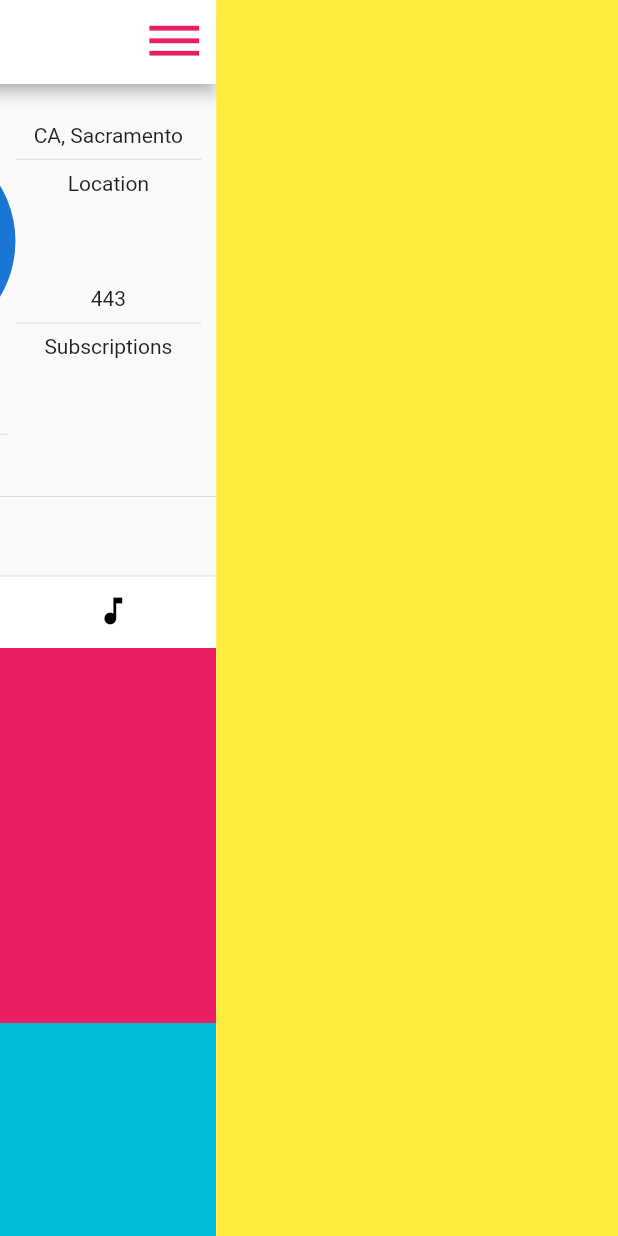
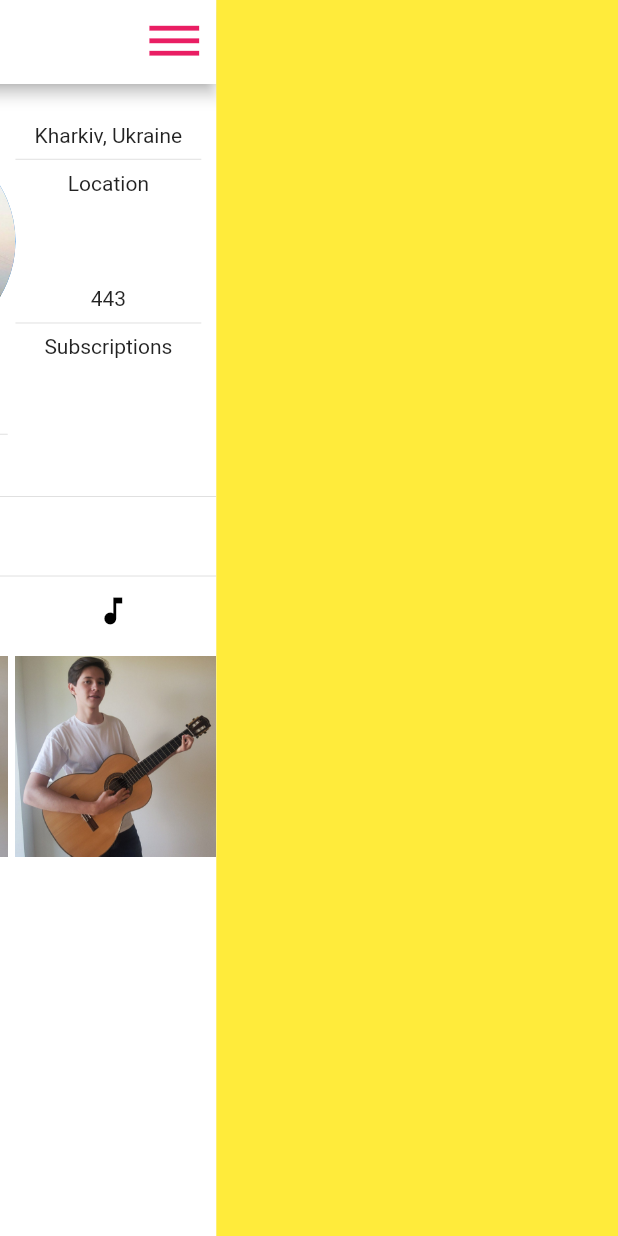
Before and after one commit to Anti-Alpha/JamLab, a Flutter app: the UserPage screen opened directly with empty values, after a tap on the "dehaze" icon, on a phone screen of 412 x 824 dp. Run offline on Flutter 3.47's test engine with Material 2 defaults, Android fonts, the phone set to English and light mode, and no system bars; our stand-ins replace auto_size_text, firebase_auth, flutter_screenutil, google_sign_in, simple_animations; missing offline and left inert: flutter_auth_buttons; accounts and stored records are empty.

Commit message:
SideMenu fixes, UserPage basic TabBarView realization

```diff
--- a/group/lib/Screens/UserPage.dart
+++ b/group/lib/Screens/UserPage.dart
@@ -7,6 +7,152 @@ import 'dart:core';
 import 'package:group/Screens/SideMenu.dart';
 import 'package:group/Widgets/ConnectablePageScrollPhysics.dart';
 import 'package:group/Widgets/SideMenuConnector.dart';
+
+class UserPage extends StatelessWidget {
+  final String _userNickName;
+  final String _userName;
+  final String _userDescription;
+
+  final _appBarColor = Colors.pink[500];
+
+  UserPage(this._userNickName, this._userName, this._userDescription);
+
+  @override
+  Widget build(BuildContext context) {
+    return Material(
+      child: SideMenu(
+        child: Scaffold(
+          appBar: AppBar(
+            automaticallyImplyLeading:
+                false, //Now back button does not shown when drawer appear
+            backgroundColor: Colors.white,
+            //Removing shadows by placing on 0.0 Z coordinate
+            //elevation: 0.0,
+            title: new AutoSizeText(
+              _userNickName,
+              minFontSize: 28,
+              style: TextStyle(
+                color: _appBarColor,
+              ),
+            ),
+
+            actions: <Widget>[
+              Builder(
+                builder: (context) => new IconButton(
+                  iconSize: 40,
+                  icon: new Icon(Icons.dehaze, color: _appBarColor),
+                  onPressed: () {
+                    SideMenu.of(context).open();
+                  },
+                ),
+              ),
+            ],
+          ),
+          body: Container(
+            color: Colors.white,
+            child: DefaultTabController(
+              length: 3,
+              child: NestedScrollView(
+                headerSliverBuilder: (context, innerBoxIsScrolled) {
+                  return [
+                    SliverList(
+                      delegate: SliverChildListDelegate(
+                        [
+                          AspectRatio(
+                            aspectRatio: 1.6,
+                            child: CircleInfo(),
+                          ),
+                          SizedBox(height: 17.5),
+                          Divider(
+                            height: 0,
+                          ),
+                          UserDescription(_userDescription),
+                          Divider(
+                            height: 0,
+                          ),
+                        ],
+                      ),
+                    ),
+                    SliverOverlapAbsorber(
+                      handle: NestedScrollView.sliverOverlapAbsorberHandleFor(
+                          context),
+                      sliver: SliverAppBar(
+                        forceElevated: innerBoxIsScrolled,
+                        pinned: true,
+                        backgroundColor: Colors.white,
+                        bottom: PreferredSize(
+                          preferredSize: Size.fromHeight(-8.0),
+                          child: TabBar(
+                            tabs: [
+                              Tab(
+                                icon: Icon(
+                                  Icons.photo,
+                                  color: Colors.black,
+                                ),
+                              ),
+                              Tab(
+                                icon: Icon(
+                                  Icons.videocam,
+                                  color: Colors.black,
+                                ),
+                              ),
+                              Tab(
+                                icon: Icon(
+                                  Icons.music_note,
+                                  color: Colors.black,
+                                ),
+                              ),
+                            ],
+                          ),
+                        ),
+                      ),
+                    ),
+                  ];
+                },
+                body: Builder(builder: (BuildContext context) {
+                  return SideMenuConnector(
+                    child: TabBarView(
+                      physics: ConnectableScrollPhysics(SideMenu.of(context)),
+                      children: [
+                        CustomScrollView(
+                          slivers: <Widget>[
+                            SliverOverlapInjector(
+                              handle: NestedScrollView
+                                  .sliverOverlapAbsorberHandleFor(context),
+                            ),
+                            PhotoGrid(),
+                          ],
+                        ),
+                        CustomScrollView(
+                          slivers: <Widget>[
+                            SliverOverlapInjector(
+                              handle: NestedScrollView
+                                  .sliverOverlapAbsorberHandleFor(context),
+                            ),
+                            VideoGrid(),
+                          ],
+                        ),
+                        CustomScrollView(
+                          slivers: <Widget>[
+                            SliverOverlapInjector(
+                              handle: NestedScrollView
+                                  .sliverOverlapAbsorberHandleFor(context),
+                            ),
+                            TrackList(),
+                          ],
+                        ),
+                      ],
+                    ),
+                  );
+                }),
+              ),
+            ),
+          ),
+        ),
+      ),
+    );
+  }
+}
 
 class CircleInfo extends StatelessWidget {
   Widget getInfoField(String mainText, String underlineText, double width) {
@@ -58,7 +204,9 @@ class CircleInfo extends StatelessWidget {
                   child: Center(
                     child: AspectRatio(
                       aspectRatio: 1,
-                      child: CircleAvatar(),
+                      child: CircleAvatar(
+                        backgroundImage: AssetImage('assets/images/avatar.jpg'),
+                      ),
                     ),
                   ),
                 ),
@@ -68,7 +216,7 @@ class CircleInfo extends StatelessWidget {
                       Container(
                         margin: EdgeInsets.only(right: 10.0),
                         child:
-                            getInfoField('CA, Sacramento', 'Location', width),
+                            getInfoField('Kharkiv, Ukraine', 'Location', width),
                       ),
                       Spacer(),
                       Container(
@@ -87,7 +235,7 @@ class CircleInfo extends StatelessWidget {
           Spacer(
             flex: 1,
           ),
-          getInfoField('George Smith', 'Name',
+          getInfoField('Rostislav Pitlyar', 'Name',
               MediaQuery.of(context).size.width * 0.325),
         ],
       ),
@@ -135,7 +283,6 @@ class _UserDescriptionState extends State<UserDescription>
   @override
   Widget build(BuildContext context) {
     return Container(
-      //color: Colors.white,
       child: InkWell(
         child: Column(
           children: [
@@ -173,85 +320,110 @@ class _UserDescriptionState extends State<UserDescription>
   }
 }
 
-class SimpleScrollBehavior extends ScrollBehavior {
-  @override
-  Widget buildViewportChrome(
-      BuildContext context, Widget child, AxisDirection axisDirection) {
-    return child;
-  }
+class PhotoGrid extends StatelessWidget {
+  Widget buildPhoto(BuildContext context, int index) {
+    if (index < 3) {
+      return Container(
+        decoration: BoxDecoration(
+          image: DecorationImage(
+            image: AssetImage('assets/images/photo${(index + 1)}.jpg'),
+            fit: BoxFit.fitHeight,
+          ),
+        ),
+      );
     }
 
-class ContentField extends StatefulWidget {
-  @override
-  _ContentFieldState createState() => _ContentFieldState();
-}
-
-class _ContentFieldState extends State<ContentField>
-    with SingleTickerProviderStateMixin {
-  TabController _tabController;
-
-  @override
-  void initState() {
-    super.initState();
-
-    _tabController = TabController(initialIndex: 0, length: 3, vsync: this);
+    return Container(
+      color: Colors.red[100 * (index % 9 + 1)],
+    );
   }
 
   @override
   Widget build(BuildContext context) {
-    ScrollController sideMenuController = SideMenu.of(context).controller;
-
-    return Expanded(
-      child: Column(
-        children: [
-          TabBar(
-            controller: _tabController,
-            tabs: [
-              Tab(
-                icon: Icon(
-                  Icons.photo,
-                  color: Colors.black,
+    return SliverPadding(
+      padding: EdgeInsets.only(
+        top: 5.0,
+        bottom: 5.0,
+      ),
+      sliver: SliverGrid(
+        delegate: SliverChildBuilderDelegate(buildPhoto, childCount: 3),
+        gridDelegate: SliverGridDelegateWithFixedCrossAxisCount(
+          crossAxisCount: 3,
+          crossAxisSpacing: 5.0,
+          mainAxisSpacing: 5.0,
         ),
       ),
-              Tab(
-                icon: Icon(
-                  Icons.videocam,
-                  color: Colors.black,
+    );
+  }
+}
+
+class VideoGrid extends StatelessWidget {
+  Widget buildVideo(BuildContext context, int index) {
+    return Container(
+      color: Colors.green[100 * (index % 9 + 1)],
+    );
+  }
+
+  @override
+  Widget build(BuildContext context) {
+    return SliverPadding(
+      padding: EdgeInsets.only(
+        top: 5.0,
+        bottom: 5.0,
+      ),
+      sliver: SliverGrid(
+        delegate: SliverChildBuilderDelegate(buildVideo, childCount: 13),
+        gridDelegate: SliverGridDelegateWithFixedCrossAxisCount(
+          crossAxisCount: 3,
+          crossAxisSpacing: 5.0,
+          mainAxisSpacing: 5.0,
         ),
       ),
-              Tab(
-                icon: Icon(
-                  Icons.music_note,
-                  color: Colors.black,
+    );
+  }
+}
+
+class TrackList extends StatelessWidget {
+  Widget buildTrack(BuildContext context, int index) {
+    return Container(
+      padding: EdgeInsets.only(bottom: 5.0),
+      height: 50,
+      child: Row(
+        children: [
+          AspectRatio(
+            aspectRatio: 1,
+            child: Container(
+              color: Colors.grey,
             ),
           ),
-            ],
+          SizedBox(
+            width: 10.0,
           ),
-          Expanded(
-            child: SideMenuConnector(
-              child: TabBarView(
-                physics: ConnectableScrollPhysics(sideMenuController),
-                controller: _tabController,
-                children: [
-                  ListView(
-                    children: [
-                      Container(
-                        color: Colors.pink,
-                        height: 250,
+          AutoSizeText(
+            'Strategy of Fire',
+            minFontSize: 16.0,
           ),
-                      Container(
-                        color: Colors.cyan,
-                        height: 250,
+          SizedBox(
+            width: 10.0,
           ),
-                      Container(
-                        color: Colors.purple,
-                        height: 250,
+          AutoSizeText(
+            '3:05',
+            minFontSize: 16.0,
           ),
-                    ],
+          Spacer(),
+          AspectRatio(
+            aspectRatio: 1.0,
+            child: Material(
+              color: Colors.white,
+              child: InkWell(
+                customBorder: CircleBorder(),
+                child: Icon(
+                  Icons.play_arrow,
+                  size: 45,
                 ),
-                  Container(color: Colors.green),
-                  Container(color: Colors.blue),
-                ],
+                onTap: () {
+                  //print('pressed');
+                },
               ),
             ),
           ),
@@ -259,167 +431,15 @@ class _ContentFieldState extends State<ContentField>
       ),
     );
   }
-}
-
-class UserPage extends StatelessWidget {
-  final String _userNickName;
-  final String _userName;
-  final String _userDescription;
-
-  final _appBarColor = Colors.pink[500];
-
-  UserPage(this._userNickName, this._userName, this._userDescription);
 
   @override
   Widget build(BuildContext context) {
-    //ScrollController sideMenuController = SideMenu.of(context).controller;
-    //Drawer()
-
-    return Material(
-      child: SideMenu(
-        child: Scaffold(
-          appBar: AppBar(
-            automaticallyImplyLeading:
-                false, //Now back button does not shown when drawer appear
-            backgroundColor: Colors.white,
-            //Removing shadows by placing on 0.0 Z coordinate
-            //elevation: 0.0,
-            title: new AutoSizeText(
-              _userNickName,
-              minFontSize: 28,
-              style: TextStyle(
-                color: _appBarColor,
+    return SliverPadding(
+      padding: EdgeInsets.only(
+        top: 5.0,
       ),
-            ),
-
-            actions: <Widget>[
-              Builder(
-                builder: (context) => new IconButton(
-                  iconSize: 40,
-                  icon: new Icon(Icons.dehaze, color: _appBarColor),
-                  onPressed: () {
-                    SideMenu.of(context).open();
-                    //Scaffold.of(context).openEndDrawer();
-                  },
-                ),
-              ),
-            ],
-          ),
-          body: DefaultTabController(
-            length: 3,
-            child: NestedScrollView(
-              headerSliverBuilder: (context, innerIsScrolling) {
-                return [
-                  SliverList(
-                    delegate: SliverChildListDelegate(
-                      [
-                        AspectRatio(
-                          aspectRatio: 1.6,
-                          child: CircleInfo(),
-                        ),
-                        SizedBox(height: 17.5),
-                        Divider(
-                          height: 0,
-                        ),
-                        UserDescription(_userDescription),
-                        Divider(
-                          height: 0,
-                        ),
-                      ],
-                    ),
-                  ),
-                  SliverAppBar(
-                    pinned: true,
-                    backgroundColor: Colors.white,
-                    bottom: PreferredSize(
-                      preferredSize: Size.fromHeight(-8.0),
-                      child: TabBar(
-                        tabs: [
-                          Tab(
-                            icon: Icon(
-                              Icons.photo,
-                              color: Colors.black,
-                            ),
-                          ),
-                          Tab(
-                            icon: Icon(
-                              Icons.videocam,
-                              color: Colors.black,
-                            ),
-                          ),
-                          Tab(
-                            icon: Icon(
-                              Icons.music_note,
-                              color: Colors.black,
-                            ),
-                          ),
-                        ],
-                      ),
-                    ),
-                  ),
-                ];
-              },
-              body: Builder(builder: (context) {
-                return SideMenuConnector(
-                  child: TabBarView(
-                    physics: ConnectableScrollPhysics(
-                        SideMenu.of(context).controller),
-                    children: [
-                      ListView(
-                        children: [
-                          Container(
-                            color: Colors.pink,
-                            height: 250,
-                          ),
-                          Container(
-                            color: Colors.cyan,
-                            height: 250,
-                          ),
-                          Container(
-                            color: Colors.purple,
-                            height: 250,
-                          ),
-                          Container(
-                            color: Colors.deepOrange,
-                            height: 250,
-                          ),
-                          Container(
-                            color: Colors.indigo,
-                            height: 250,
-                          ),
-                        ],
-                      ),
-                      Container(color: Colors.green),
-                      Container(color: Colors.blue),
-                    ],
-                  ),
-                );
-              }),
-            ),
-          ),
-          /*body: Container(
-            color: Colors.white,
-            child: Column(
-              mainAxisSize: MainAxisSize.min,
-              children: <Widget>[
-                //User info block
-                AspectRatio(
-                  aspectRatio: 1.6,
-                  child: CircleInfo(),
-                ),
-                SizedBox(height: 17.5),
-                Divider(
-                  height: 0,
-                ),
-                UserDescription(_userDescription),
-                Divider(
-                  height: 0,
-                ),
-                ContentField(),
-              ],
-            ),
-          ),*/
-        ),
+      sliver: SliverList(
+        delegate: SliverChildBuilderDelegate(buildTrack, childCount: 5),
       ),
     );
   }
--- a/group/lib/Widgets/ConnectablePageScrollPhysics.dart
+++ b/group/lib/Widgets/ConnectablePageScrollPhysics.dart
@@ -1,11 +1,12 @@
 import 'package:flutter/material.dart';
+import 'package:group/Screens/SideMenu.dart';
 
 class ConnectableScrollPhysics extends ScrollPhysics {
   const ConnectableScrollPhysics(this.rightSideConnection,
       {ScrollPhysics parent})
       : super(parent: parent);
 
-  final ScrollController rightSideConnection;
+  final SideMenuState rightSideConnection;
 
   @override
   ConnectableScrollPhysics applyTo(ScrollPhysics ancestor) {
@@ -38,7 +39,12 @@ class ConnectableScrollPhysics extends ScrollPhysics {
       return value - position.maxScrollExtent;
     }
 
-    if (rightSideConnection.offset != 0) {
+    /*if (rightSideConnection.offset > 0.0) {
+      return value - position.pixels;
+    } else {
+      return 0.0;
+    }*/
+    if (rightSideConnection.isOverScroll) {
       return value - position.pixels;
     } else {
       return 0.0;
--- a/group/lib/Widgets/SideMenuConnector.dart
+++ b/group/lib/Widgets/SideMenuConnector.dart
@@ -1,5 +1,6 @@
 import 'package:flutter/material.dart';
 import 'package:flutter/gestures.dart';
+import 'package:flutter/scheduler.dart';
 
 import 'package:group/Screens/SideMenu.dart';
 
@@ -30,53 +31,86 @@ class SideMenuConnector extends StatelessWidget {
       onNotification: (notification) {
         if (notification is ScrollStartNotification) {
           dragStartDetails = notification.dragDetails;
+
+          if (sideMenuController.offset == 0) {
+            /*SchedulerBinding.instance.addPostFrameCallback((timeStamp) {
+              sideMenuState.block();
+            });*/
+            sideMenuState.block();
+            //print('blocking on start');
+          }
         }
 
         if (notification is OverscrollNotification) {
           if (notification.dragDetails == null) {
-            return true;
+            return false;
           }
 
-          //print(notification.dragDetails.delta);
+          if (notification.dragDetails.delta.dx < 0 &&
+              sideMenuController.offset == 0) {
+            if (drag == null) {
+              /*SchedulerBinding.instance.addPostFrameCallback((timeStamp) {
+                sideMenuState.overscrollStart();
+              });*/
 
-          if (notification.dragDetails.delta.dx != 0) {
-            drag = sideMenuController.position.drag(dragStartDetails, () {});
+              sideMenuState.overscrollStart();
+
+              //print('starting overscroll');
+              drag = sideMenuController.position.drag(dragStartDetails, () {});
+            }
+          }
+          if (drag != null) {
+            //print('Calling overscroll update');
             drag.update(notification.dragDetails);
           }
         }
 
         if (notification is ScrollUpdateNotification) {
           if (notification.dragDetails == null) {
-            return true;
+            return false;
+          }
+
+          if (sideMenuController.offset == 0) {
+            /*SchedulerBinding.instance.addPostFrameCallback((timeStamp) {
+              print('blocking in update');
+              sideMenuState.block();
+            });*/
+            sideMenuState.block();
           }
 
           if (sideMenuController.offset > 0) {
+            //print('updating drag in update');
             drag.update(notification.dragDetails);
           }
         }
 
         if (notification is ScrollEndNotification) {
+          /*SchedulerBinding.instance.addPostFrameCallback((timeStamp) {
+            print('Scroll ended, unblocking and overscroll end');
+
+            sideMenuState.unblock();
+
+            sideMenuState.overScrollEnd();
+          });*/
+
+          sideMenuState.unblock();
+
+          sideMenuState.overScrollEnd();
+
           if (notification.dragDetails == null) {
-            return true;
+            drag = null;
+            return false;
           }
 
           if (drag != null) {
+            //print('Ending drag');
             drag.end(notification.dragDetails);
           }
 
           drag = null;
-
-          /*if (notification.dragDetails.velocity.pixelsPerSecond.dx <= -365 &&
-              sideMenuController.offset > 0) {
-            //SideMenu.of(context).openWithVelocity(notification.dragDetails);
-            //SideMenu.of(context).open();
-            drag.end(notification.dragDetails);
-          } else {
-            drag?.cancel();
-          }*/
         }
 
-        return true;
+        return false;
       },
       child: ScrollConfiguration(
         behavior: SimpleScrollBehavior(),
--- a/group/pubspec.yaml
+++ b/group/pubspec.yaml
@@ -23,7 +23,7 @@ dependencies:
   google_sign_in: ^4.5.1
   firebase_auth: ^0.16.1
   cloud_firestore: ^0.13.7
-
+  auto_size_text: ^2.1.0
 
 
   http: ^0.12.2
@@ -62,6 +62,10 @@ flutter:
   # To add assets to your application, add an assets section, like this:
   assets:
     - assets/images/jam.png
+    - assets/images/avatar.jpg
+    - assets/images/photo1.jpg
+    - assets/images/photo2.jpg
+    - assets/images/photo3.jpg
 
   # An image asset can refer to one or more resolution-specific "variants", see
   # https://flutter.dev/assets-and-images/#resolution-aware.
```
Also changed, not shown: group/lib/Screens/SideMenu.dart (+38 -8 lines), group/lib/main.dart (+12 -0 lines), group/assets/images/avatar.jpg (added), group/assets/images/photo1.jpg (added), group/assets/images/photo2.jpg (added), group/assets/images/photo3.jpg (added), group/pubspec.lock, 1 other file. Lines whose indentation alone changed are shown as unchanged.
